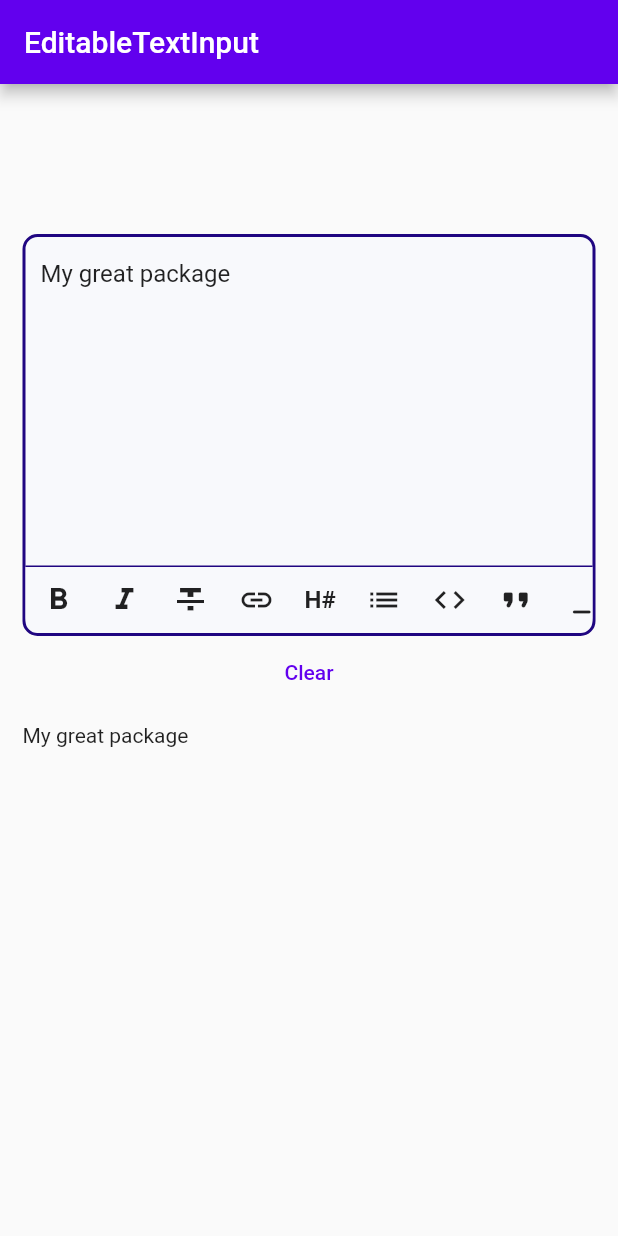
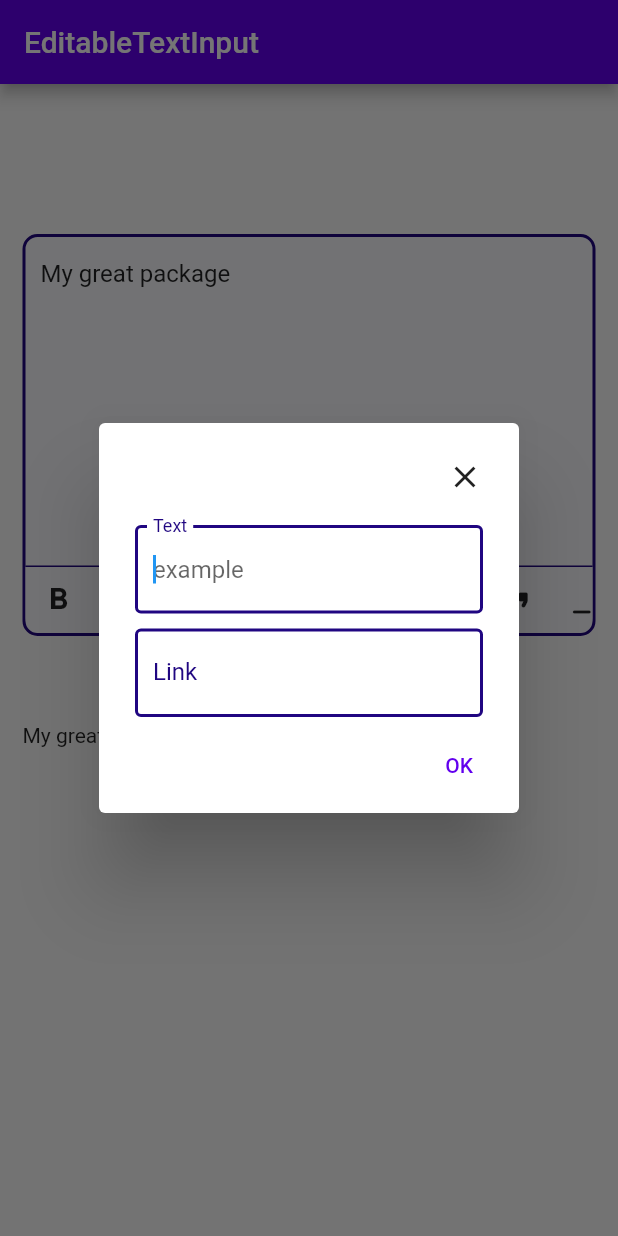
Before and after one commit to playmoweb/markdown-editable-textinput, a Flutter app: the screen it shows after launch, after a tap on the "link" icon, on a phone screen of 412 x 824 dp. Run offline on Flutter 3.47's test engine with Material 2 defaults, Android fonts, the phone set to English and light mode, and no system bars; drawn by our look-alikes of expandable, flutter_markdown; missing offline and left inert: translator.

Commit message:
feat: add text value in dialog

```diff
--- a/lib/format_markdown.dart
+++ b/lib/format_markdown.dart
@@ -8,7 +8,7 @@ class FormatMarkdown {
   /// [titleSize] is used for markdown titles
   /// [link] is used for link conversion type
   static ResultMarkdown convertToMarkdown(MarkdownType type, String data, int fromIndex, int toIndex,
-      {int titleSize = 1, String? link}) {
+      {int titleSize = 1, String? link, String selectedText = ''}) {
     late String changedData;
     late int replaceCursorIndex;
 
@@ -32,8 +32,8 @@ class FormatMarkdown {
         replaceCursorIndex = 2;
         break;
       case MarkdownType.link:
-        changedData = '[${data.substring(fromIndex, toIndex)}](${link ?? data.substring(fromIndex, toIndex)})';
-        replaceCursorIndex = 3;
+        changedData = '[$selectedText](${link ?? data.substring(fromIndex, toIndex)})';
+        replaceCursorIndex = 0;
         break;
       case MarkdownType.title:
         changedData = "${"#" * titleSize} ${data.substring(fromIndex, toIndex)}";
--- a/lib/markdown_text_input.dart
+++ b/lib/markdown_text_input.dart
@@ -46,13 +46,7 @@ class MarkdownTextInput extends StatefulWidget {
     this.validators,
     this.textDirection = TextDirection.ltr,
     this.maxLines = 10,
-    this.actions = const [
-      MarkdownType.bold,
-      MarkdownType.italic,
-      MarkdownType.title,
-      MarkdownType.link,
-      MarkdownType.list
-    ],
+    this.actions = const [MarkdownType.bold, MarkdownType.italic, MarkdownType.title, MarkdownType.link, MarkdownType.list],
     this.textStyle,
     this.controller,
     this.insertLinksByDialog = true,
@@ -69,16 +63,13 @@ class _MarkdownTextInputState extends State<MarkdownTextInput> {
 
   _MarkdownTextInputState(this._controller);
 
-  void onTap(MarkdownType type, {int titleSize = 1, String? link}) {
+  void onTap(MarkdownType type, {int titleSize = 1, String? link, String selectedText = ''}) {
     final basePosition = textSelection.baseOffset;
     var noTextSelected = (textSelection.baseOffset - textSelection.extentOffset) == 0;
 
-    final result = FormatMarkdown.convertToMarkdown(
-        type, _controller.text, textSelection.baseOffset, textSelection.extentOffset,
-        titleSize: titleSize, link: link);
+    final result = FormatMarkdown.convertToMarkdown(type, _controller.text, textSelection.baseOffset, textSelection.extentOffset, titleSize: titleSize, link: link, selectedText: selectedText);
 
-    _controller.value = _controller.value
-        .copyWith(text: result.data, selection: TextSelection.collapsed(offset: basePosition + result.cursorIndex));
+    _controller.value = _controller.value.copyWith(text: result.data, selection: TextSelection.collapsed(offset: basePosition + result.cursorIndex));
 
     if (noTextSelected) {
       _controller.selection = TextSelection.collapsed(offset: _controller.selection.end - result.replaceCursorIndex);
@@ -124,10 +115,8 @@ class _MarkdownTextInputState extends State<MarkdownTextInput> {
             cursorColor: Theme.of(context).primaryColor,
             textDirection: widget.textDirection,
             decoration: InputDecoration(
-              enabledBorder:
-                  UnderlineInputBorder(borderSide: BorderSide(color: Theme.of(context).colorScheme.secondary)),
-              focusedBorder:
-                  UnderlineInputBorder(borderSide: BorderSide(color: Theme.of(context).colorScheme.secondary)),
+              enabledBorder: UnderlineInputBorder(borderSide: BorderSide(color: Theme.of(context).colorScheme.secondary)),
+              focusedBorder: UnderlineInputBorder(borderSide: BorderSide(color: Theme.of(context).colorScheme.secondary)),
               hintText: widget.label,
               hintStyle: const TextStyle(color: Color.fromRGBO(63, 61, 86, 0.5)),
               contentPadding: const EdgeInsets.symmetric(vertical: 15, horizontal: 10),
@@ -192,44 +181,77 @@ class _MarkdownTextInputState extends State<MarkdownTextInput> {
                         customOnTap: !widget.insertLinksByDialog
                             ? null
                             : () async {
+                                var text = _controller.text.substring(textSelection.baseOffset, textSelection.extentOffset);
+
+                                var textController = TextEditingController()..text = text;
                                 var linkController = TextEditingController();
-                                var text =
-                                    _controller.text.substring(textSelection.baseOffset, textSelection.extentOffset);
+                                var textFocus = FocusNode();
+                                var linkFocus = FocusNode();
+
                                 var color = Theme.of(context).colorScheme.secondary;
+                                var language = Platform.localeName.substring(0, 2);
 
-                                var label = 'Link';
+                                var textLabel = 'Text';
+                                var linkLabel = 'Link';
                                 try {
-                                  var translation = await GoogleTranslator()
-                                      .translate(label, to: Platform.localeName.substring(0, 2));
-                                  label = translation.text;
+                                  var textTranslation = await GoogleTranslator().translate(textLabel, to: language);
+                                  textLabel = textTranslation.text;
+
+                                  var linkTranslation = await GoogleTranslator().translate(linkLabel, to: language);
+                                  linkLabel = linkTranslation.text;
                                 } catch (e) {
-                                  label = 'Link';
+                                  textLabel = 'Text';
+                                  linkLabel = 'Link';
                                 }
 
-                                if (text.isNotEmpty)
                                 await showDialog<void>(
                                     context: context,
                                     builder: (context) {
                                       return AlertDialog(
-                                          title: Text(text),
-                                          content: TextField(
+                                        title: Row(
+                                          mainAxisAlignment: MainAxisAlignment.end,
+                                          children: [GestureDetector(child: Icon(Icons.close), onTap: () => Navigator.pop(context))],
+                                        ),
+                                        content: Column(
+                                          mainAxisSize: MainAxisSize.min,
+                                          children: [
+                                            TextField(
+                                              controller: textController,
+                                              decoration: InputDecoration(
+                                                hintText: 'example',
+                                                label: Text(textLabel),
+                                                labelStyle: TextStyle(color: color),
+                                                focusedBorder: OutlineInputBorder(borderSide: BorderSide(color: color, width: 2)),
+                                                enabledBorder: OutlineInputBorder(borderSide: BorderSide(color: color, width: 2)),
+                                              ),
+                                              autofocus: text.isEmpty,
+                                              focusNode: textFocus,
+                                              textInputAction: TextInputAction.next,
+                                              onSubmitted: (value) {
+                                                textFocus.unfocus();
+                                                FocusScope.of(context).requestFocus(linkFocus);
+                                              },
+                                            ),
+                                            SizedBox(height: 10),
+                                            TextField(
                                               controller: linkController,
                                               decoration: InputDecoration(
                                                 hintText: 'https://example.com',
-                                              label: Text(label),
+                                                label: Text(linkLabel),
                                                 labelStyle: TextStyle(color: color),
-                                              focusedBorder:
-                                                  OutlineInputBorder(borderSide: BorderSide(color: color, width: 2)),
-                                              enabledBorder:
-                                                  OutlineInputBorder(borderSide: BorderSide(color: color, width: 2)),
+                                                focusedBorder: OutlineInputBorder(borderSide: BorderSide(color: color, width: 2)),
+                                                enabledBorder: OutlineInputBorder(borderSide: BorderSide(color: color, width: 2)),
                                               ),
-                                            autofocus: true,
+                                              autofocus: text.isNotEmpty,
+                                              focusNode: linkFocus,
+                                            ),
+                                          ],
                                         ),
                                         contentPadding: EdgeInsets.fromLTRB(24.0, 20.0, 24.0, 0),
                                         actions: [
                                           TextButton(
                                             onPressed: () {
-                                                onTap(type, link: linkController.text);
+                                              onTap(type, link: linkController.text, selectedText: textController.text);
                                               Navigator.pop(context);
                                             },
                                             child: const Text('OK'),
```
Also changed, not shown: pictures/link_demo.gif. Lines whose indentation alone changed are shown as unchanged.
